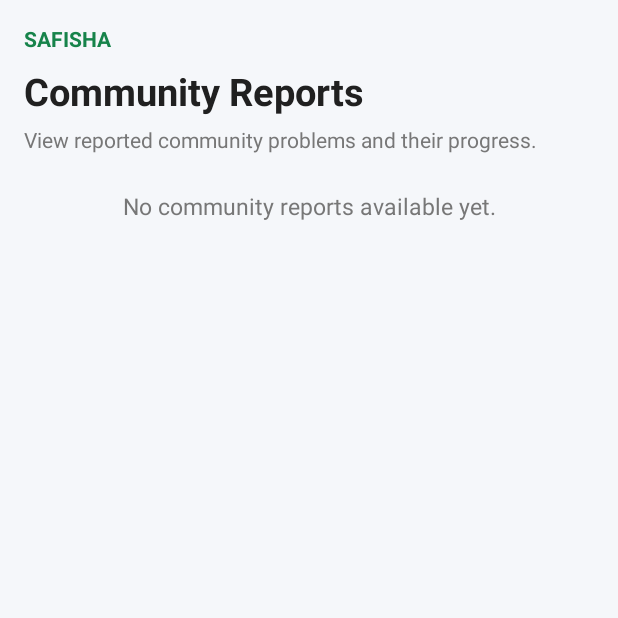
After one commit to DWasike/Safisha-Community-Reporting-System, an Android app: the ReportsFragment screen opened through its navigation route, on a phone screen of 412 x 824 dp, the top half of it. The commit adds this screen. Run offline under Robolectric (Android 15) with nearby library versions, the phone set to English and light mode, and no system bars; our stand-ins replace Room's generated code.

Commit message:
Implement dynamic reports and admin management

```diff
--- /dev/null
+++ b/app/src/main/java/com/example/safisha/ui/auth/ReportsFragment.kt
@@ -0,0 +1,200 @@
+
+package com.example.safisha.ui.auth
+
+import android.os.Bundle
+import android.view.LayoutInflater
+import android.view.View
+import android.view.ViewGroup
+import android.widget.Button
+import android.widget.ProgressBar
+import android.widget.TextView
+import androidx.fragment.app.Fragment
+import androidx.fragment.app.activityViewModels
+import androidx.lifecycle.Lifecycle
+import androidx.lifecycle.lifecycleScope
+import androidx.lifecycle.repeatOnLifecycle
+import androidx.recyclerview.widget.LinearLayoutManager
+import androidx.recyclerview.widget.RecyclerView
+import com.example.safisha.R
+import com.example.safisha.domain.model.ReportStatus
+import com.example.safisha.ui.adapter.ReportAdapter
+import com.example.safisha.ui.viewmodel.ReportFilter
+import com.example.safisha.ui.viewmodel.SafishaViewModel
+import com.example.safisha.ui.viewmodel.UiEvent
+import kotlinx.coroutines.launch
+import androidx.appcompat.app.AlertDialog
+import com.example.safisha.domain.model.UserRole
+import java.text.SimpleDateFormat
+import java.util.Date
+import java.util.Locale
+
+class ReportsFragment : Fragment() {
+
+    private val viewModel: SafishaViewModel by activityViewModels()
+
+    private lateinit var reportAdapter: ReportAdapter
+    private lateinit var recyclerReports: RecyclerView
+    private lateinit var progressBar: ProgressBar
+    private lateinit var tvEmpty: TextView
+    private lateinit var tvError: TextView
+    private lateinit var filterContainer: View
+
+    override fun onCreateView(
+        inflater: LayoutInflater,
+        container: ViewGroup?,
+        savedInstanceState: Bundle?
+    ): View {
+        return inflater.inflate(R.layout.fragment_reports, container, false)
+    }
+
+    override fun onViewCreated(view: View, savedInstanceState: Bundle?) {
+        super.onViewCreated(view, savedInstanceState)
+
+        initializeViews(view)
+        setupRecyclerView()
+        setupFilters()
+        observeReports()
+        observeEvents()
+    }
+
+    private fun initializeViews(view: View) {
+        recyclerReports = view.findViewById(R.id.recyclerReports)
+        progressBar = view.findViewById(R.id.progressBar)
+        tvEmpty = view.findViewById(R.id.tvEmpty)
+        tvError = view.findViewById(R.id.tvError)
+        filterContainer = view.findViewById(R.id.filterContainer)
+    }
+
+    private fun setupRecyclerView() {
+        reportAdapter = ReportAdapter { report ->
+            showReportDetails(report)
+        }
+
+        recyclerReports.layoutManager = LinearLayoutManager(requireContext())
+        recyclerReports.adapter = reportAdapter
+    }
+
+    private fun setupFilters() {
+        val isAdmin = arguments?.getBoolean("showAll") ?: false
+
+        // Residents only see their own reports and do not need admin filters.
+        filterContainer.visibility = if (isAdmin) View.VISIBLE else View.GONE
+
+        view?.findViewById<Button>(R.id.btnAll)?.setOnClickListener {
+            viewModel.setFilter(ReportFilter.All)
+        }
+
+        view?.findViewById<Button>(R.id.btnPending)?.setOnClickListener {
+            viewModel.setFilter(ReportFilter.ByStatus(ReportStatus.PENDING))
+        }
+
+        view?.findViewById<Button>(R.id.btnInProgress)?.setOnClickListener {
+            viewModel.setFilter(ReportFilter.ByStatus(ReportStatus.IN_PROGRESS))
+        }
+
+        view?.findViewById<Button>(R.id.btnResolved)?.setOnClickListener {
+            viewModel.setFilter(ReportFilter.ByStatus(ReportStatus.RESOLVED))
+        }
+    }
+
+    private fun observeReports() {
+        viewLifecycleOwner.lifecycleScope.launch {
+            viewLifecycleOwner.repeatOnLifecycle(Lifecycle.State.STARTED) {
+                viewModel.reportsState.collect { state ->
+                    progressBar.visibility =
+                        if (state.isLoading) View.VISIBLE else View.GONE
+
+                    tvEmpty.visibility =
+                        if (state.isEmpty) View.VISIBLE else View.GONE
+
+                    tvError.visibility =
+                        if (state.errorMessage != null) View.VISIBLE else View.GONE
+
+                    recyclerReports.visibility =
+                        if (!state.isLoading &&
+                            state.errorMessage == null &&
+                            state.reports.isNotEmpty()
+                        ) View.VISIBLE else View.GONE
+
+                    tvError.text = state.errorMessage ?: ""
+                    reportAdapter.submitList(state.reports)
+                }
+            }
+        }
+    }
+
+    private fun observeEvents() {
+        viewLifecycleOwner.lifecycleScope.launch {
+            viewLifecycleOwner.repeatOnLifecycle(Lifecycle.State.STARTED) {
+                viewModel.events.collect { event ->
+                    when (event) {
+                        is UiEvent.Message -> {
+                            android.widget.Toast.makeText(
+                                requireContext(),
+                                event.text,
+                                android.widget.Toast.LENGTH_SHORT
+                            ).show()
+                        }
+                        else -> Unit
+                    }
+                }
+            }
+        }
+    }
+
+    private fun showReportDetails(
+        report: com.example.safisha.data.local.entity.IssueReportEntity
+    ) {
+        val isAdmin = viewModel.currentUser.value?.role == UserRole.ADMIN
+
+        val dateFormat = SimpleDateFormat(
+            "dd MMM yyyy, hh:mm a",
+            Locale.getDefault()
+        )
+
+        val details = """
+        Report ID: ${report.id}
+
+        Category: ${report.categoryId}
+
+        Location: ${report.location}
+
+        Description: ${report.description}
+
+        Reported by: ${report.reporterName}
+
+        Date: ${dateFormat.format(Date(report.timestamp))}
+
+        Current Status: ${report.status}
+    """.trimIndent()
+
+        val builder = AlertDialog.Builder(requireContext())
+            .setTitle("Report Details")
+            .setMessage(details)
+            .setNeutralButton("Close", null)
+
+        if (isAdmin) {
+            if (report.status != ReportStatus.RESOLVED) {
+                builder.setPositiveButton("Update Status") { _, _ ->
+                    viewModel.advanceStatus(report)
+                }
+            } else {
+                builder.setNegativeButton("Delete Report") { _, _ ->
+                    AlertDialog.Builder(requireContext())
+                        .setTitle("Confirm Deletion")
+                        .setMessage("Are you sure you want to delete this resolved report?")
+                        .setNegativeButton("Cancel", null)
+                        .setPositiveButton("Delete") { _, _ ->
+                            viewModel.deleteReport(report)
+                        }
+                        .show()
+                }
+            }
+        }
+
+        builder.show()
+    }
+
+
+
+}
--- /dev/null
+++ b/app/src/main/res/drawable/bg_in_progress.xml
@@ -0,0 +1,5 @@
+<?xml version="1.0" encoding="utf-8"?>
+<shape xmlns:android="http://schemas.android.com/apk/res/android">
+    <solid android:color="#DCEBFF"/>
+    <corners android:radius="20dp"/>
+</shape>
--- /dev/null
+++ b/app/src/main/res/drawable/bg_pending.xml
@@ -0,0 +1,5 @@
+<?xml version="1.0" encoding="utf-8"?>
+<shape xmlns:android="http://schemas.android.com/apk/res/android">
+    <solid android:color="#FFF0CC"/>
+    <corners android:radius="20dp"/>
+</shape>
--- /dev/null
+++ b/app/src/main/res/drawable/bg_resolved.xml
@@ -0,0 +1,5 @@
+<?xml version="1.0" encoding="utf-8"?>
+<shape xmlns:android="http://schemas.android.com/apk/res/android">
+    <solid android:color="#DDF5E3"/>
+    <corners android:radius="20dp"/>
+</shape>
--- /dev/null
+++ b/app/src/main/res/layout/fragment_reports.xml
@@ -0,0 +1,120 @@
+<?xml version="1.0" encoding="utf-8"?>
+<LinearLayout
+    xmlns:android="http://schemas.android.com/apk/res/android"
+    android:id="@+id/reportsRoot"
+    android:layout_width="match_parent"
+    android:layout_height="match_parent"
+    android:orientation="vertical"
+    android:background="#F5F7FA"
+    android:padding="16dp">
+
+    <!-- Screen heading -->
+    <TextView
+        android:layout_width="match_parent"
+        android:layout_height="wrap_content"
+        android:text="SAFISHA"
+        android:textSize="14sp"
+        android:textStyle="bold"
+        android:textColor="#16834A"/>
+
+    <TextView
+        android:layout_width="match_parent"
+        android:layout_height="wrap_content"
+        android:text="Community Reports"
+        android:textSize="25sp"
+        android:textStyle="bold"
+        android:textColor="#202020"
+        android:layout_marginTop="8dp"/>
+
+    <TextView
+        android:layout_width="match_parent"
+        android:layout_height="wrap_content"
+        android:text="View reported community problems and their progress."
+        android:textSize="14sp"
+        android:textColor="#777777"
+        android:layout_marginTop="5dp"/>
+
+    <!-- Report filters -->
+    <HorizontalScrollView
+        android:id="@+id/filterContainer"
+        android:layout_width="match_parent"
+        android:layout_height="wrap_content"
+        android:scrollbars="none"
+        android:layout_marginTop="18dp">
+
+        <LinearLayout
+            android:layout_width="wrap_content"
+            android:layout_height="wrap_content"
+            android:orientation="horizontal">
+
+            <Button
+                android:id="@+id/btnAll"
+                android:layout_width="wrap_content"
+                android:layout_height="wrap_content"
+                android:text="All"/>
+
+            <Button
+                android:id="@+id/btnPending"
+                android:layout_width="wrap_content"
+                android:layout_height="wrap_content"
+                android:text="Pending"/>
+
+            <Button
+                android:id="@+id/btnInProgress"
+                android:layout_width="wrap_content"
+                android:layout_height="wrap_content"
+                android:text="In Progress"/>
+
+            <Button
+                android:id="@+id/btnResolved"
+                android:layout_width="wrap_content"
+                android:layout_height="wrap_content"
+                android:text="Resolved"/>
+
+        </LinearLayout>
+    </HorizontalScrollView>
+
+    <!-- Loading indicator -->
+    <ProgressBar
+        android:id="@+id/progressBar"
+        android:layout_width="wrap_content"
+        android:layout_height="wrap_content"
+        android:layout_gravity="center"
+        android:layout_marginTop="20dp"
+        android:visibility="gone"/>
+
+    <!-- Empty state -->
+    <TextView
+        android:id="@+id/tvEmpty"
+        android:layout_width="match_parent"
+        android:layout_height="wrap_content"
+        android:text="No community reports available yet."
+        android:textSize="15sp"
+        android:textColor="#777777"
+        android:gravity="center"
+        android:padding="24dp"
+        android:visibility="gone"/>
+
+    <!-- Error state -->
+    <TextView
+        android:id="@+id/tvError"
+        android:layout_width="match_parent"
+        android:layout_height="wrap_content"
+        android:text="Could not load reports."
+        android:textSize="14sp"
+        android:textColor="#B00020"
+        android:gravity="center"
+        android:padding="16dp"
+        android:visibility="gone"/>
+
+    <!-- Dynamic reports list -->
+    <androidx.recyclerview.widget.RecyclerView
+        android:id="@+id/recyclerReports"
+        android:layout_width="match_parent"
+        android:layout_height="0dp"
+        android:layout_weight="1"
+        android:layout_marginTop="12dp"
+        android:clipToPadding="false"
+        android:paddingBottom="12dp"/>
+
+</LinearLayout>
--- a/app/src/main/res/navigation/nav_graph.xml
+++ b/app/src/main/res/navigation/nav_graph.xml
@@ -10,9 +10,11 @@
         android:name="com.example.safisha.ui.auth.LoginFragment"
         android:label="Login"
         tools:layout="@layout/fragment_login">
+
         <action
             android:id="@+id/action_loginFragment_to_registerFragment"
             app:destination="@id/registerFragment" />
+
         <action
             android:id="@+id/action_loginFragment_to_dashboardFragment"
             app:destination="@id/dashboardFragment"
@@ -31,14 +33,17 @@
         android:name="com.example.safisha.ui.auth.DashboardFragment"
         android:label="Dashboard"
         tools:layout="@layout/fragment_dashboard">
+
         <action
             android:id="@+id/action_dashboardFragment_to_loginFragment"
             app:destination="@id/loginFragment"
             app:popUpTo="@id/dashboardFragment"
             app:popUpToInclusive="true" />
+
         <action
             android:id="@+id/action_dashboardFragment_to_reportIssueFragment"
             app:destination="@id/reportIssueFragment" />
+
         <action
             android:id="@+id/action_dashboardFragment_to_reportsPlaceholderFragment"
             app:destination="@id/reportsPlaceholderFragment" />
@@ -50,11 +55,11 @@
         android:label="Report a problem"
         tools:layout="@layout/fragment_report_issue" />
 
-    <!-- Temporary: replace with Member 4's list fragment once merged -->
     <fragment
         android:id="@+id/reportsPlaceholderFragment"
-        android:name="com.example.safisha.ui.auth.ReportsPlaceholderFragment"
+        android:name="com.example.safisha.ui.auth.ReportsFragment"
         android:label="Reports">
+
         <argument
             android:name="showAll"
             android:defaultValue="false"
```
Also changed, not shown: app/src/main/java/com/example/safisha/ui/adapter/ReportAdapter.kt (added, +125 -0 lines), app/src/main/res/layout/item_report.xml (added, +86 -0 lines).
